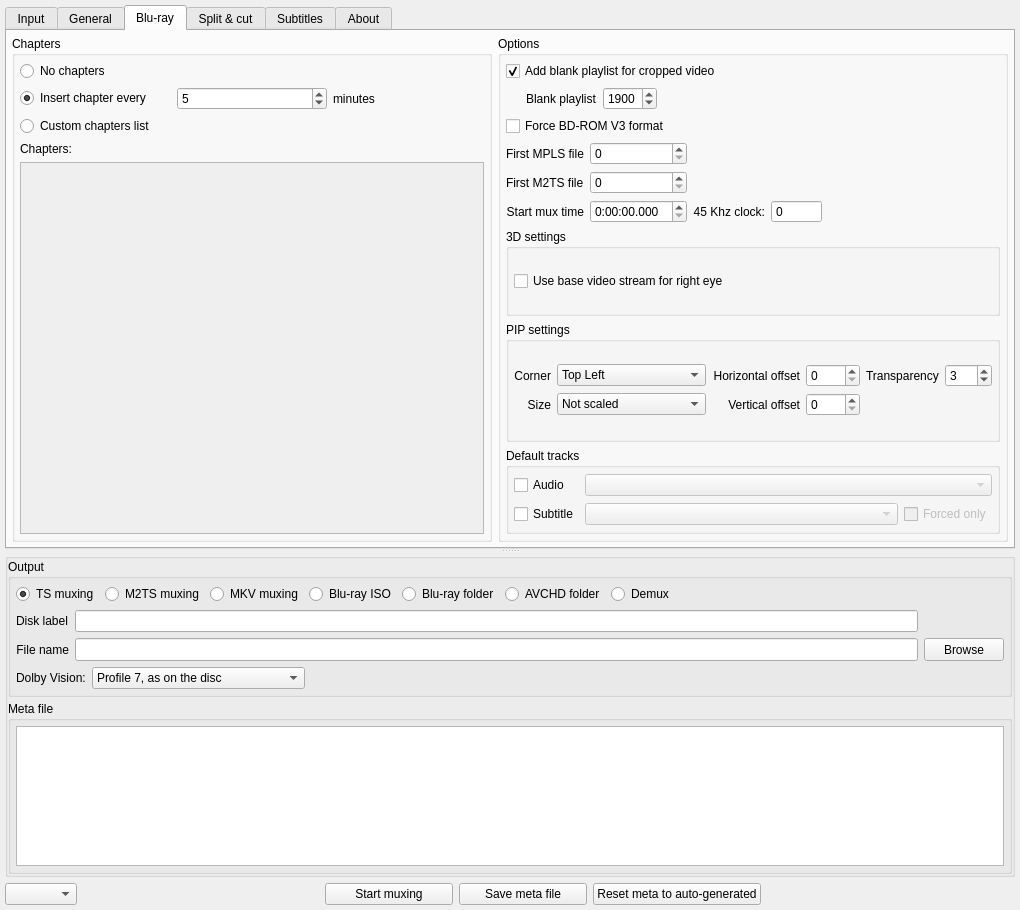
First picture: the form in tsMuxerGUI/tsmuxerwindow.ui, repository teaching-droid/tsMuxer, before the edit.
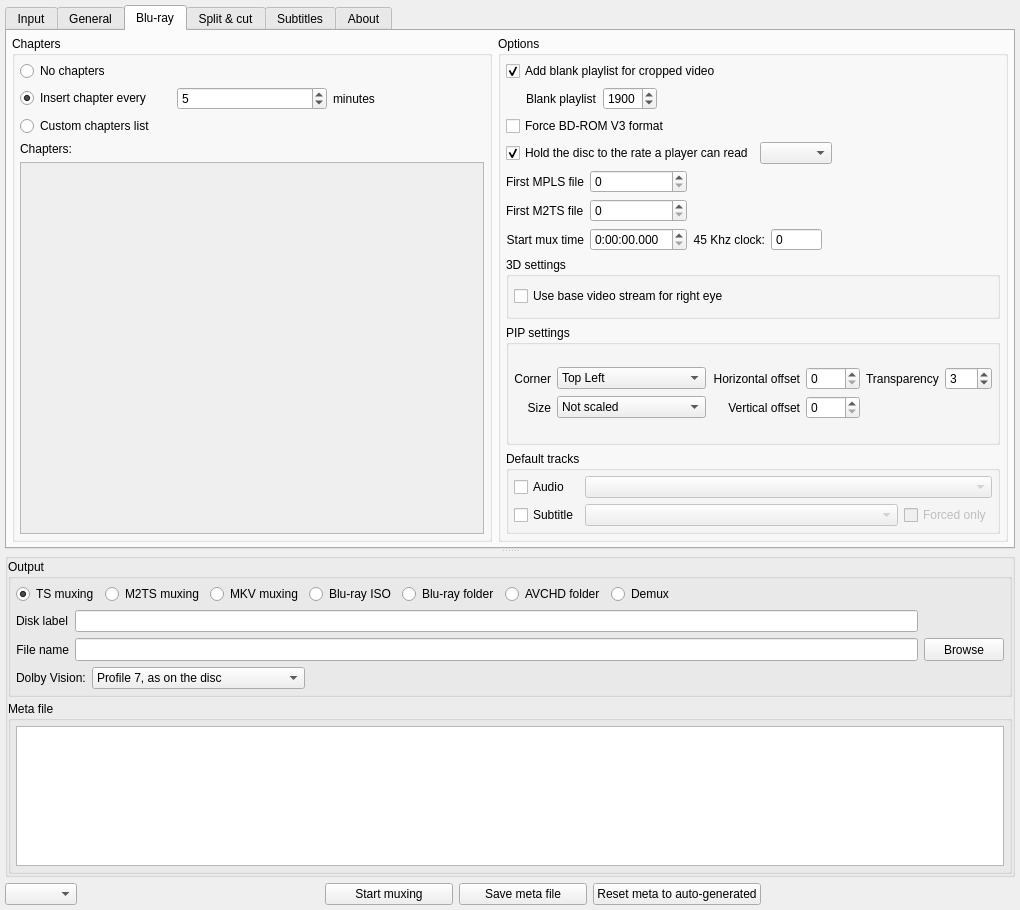
Second picture: the form after the edit. The open tabs and pages were chosen to show the change. Icons and pictures are not drawn.

Commit message: feat: the window holds a disc to the rate a player can read, and says which

The edit to the form file:
```diff
--- a/tsMuxerGUI/tsmuxerwindow.ui
+++ b/tsMuxerGUI/tsmuxerwindow.ui
@@ -1416,6 +1416,40 @@
                </property>
              </widget>
            </item>
+           <item>
+            <layout class="QHBoxLayout" name="horizontalLayoutRateLimit">
+             <item>
+             <widget class="QCheckBox" name="checkBoxRateLimit">
+               <property name="text">
+                 <string>Hold the disc to the rate a player can read</string>
+               </property>
+               <property name="toolTip">
+                 <string>A Blu-ray drive only has to supply 48 Mbit/s, and a UHD drive 109. Muxing can ask for more than that in bursts, even from a source that was itself a disc, and such an image plays from a hard disk but may stutter or refuse to start on a standalone player. This paces the disc to the limit, which is what a pressed disc does. Turn it off only if you know you want the image faster than a player can read.</string>
+               </property>
+               <property name="checked">
+                 <bool>true</bool>
+               </property>
+             </widget>
+             </item>
+             <item>
+              <widget class="QComboBox" name="comboRateLimit">
+               <property name="sizeAdjustPolicy">
+                <enum>QComboBox::AdjustToContents</enum>
+               </property>
+              </widget>
+             </item>
+             <item>
+              <spacer name="horizontalSpacerRateLimit">
+               <property name="orientation">
+                <enum>Qt::Horizontal</enum>
+               </property>
+               <property name="sizeHint" stdset="0">
+                <size><width>40</width><height>20</height></size>
+               </property>
+              </spacer>
+             </item>
+            </layout>
+           </item>
            <item>
             <layout class="QGridLayout" name="gridLayout_10">
              <item row="0" column="0">
```
Left out of the diff: 1 changed line with no effect on the pictures. The commit also changes 9 other files.
